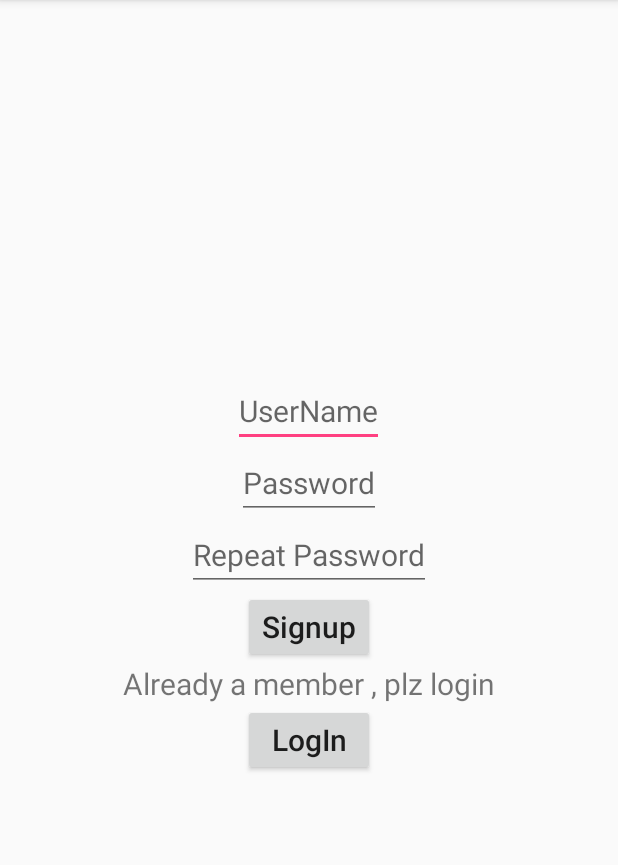
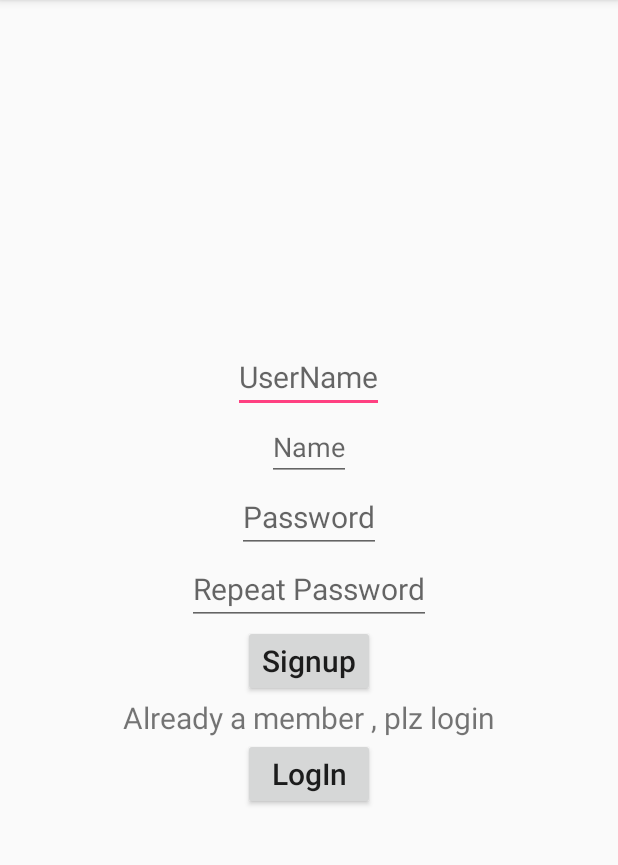
Before and after one commit to damsehgal/ThaparFeeds, an Android app: the SignUp screen opened directly, with no data from a screen before it, after a tap on "Signup", on a phone screen of 412 x 824 dp, the part 84-949 px from its top. Run offline under Robolectric (Android 15) with nearby library versions, the phone set to English and light mode, and no system bars; our stand-ins replace Volley; network calls fail.

Commit message:
gui left

```diff
--- a/ThaparFeeds/app/src/main/java/com/example/dam/thaparfeeds/SignUp.java
+++ b/ThaparFeeds/app/src/main/java/com/example/dam/thaparfeeds/SignUp.java
@@ -10,7 +10,7 @@ import android.widget.Toast;
 
 public class SignUp extends AppCompatActivity
 {
-	EditText username , password , repPassword;
+	EditText username , password , repPassword ,name;
 	Button login , signup;
 	@Override
 	protected void onCreate(Bundle savedInstanceState)
@@ -20,6 +20,7 @@ public class SignUp extends AppCompatActivity
 		username = (EditText) findViewById(R.id.signup_username);
 		password = (EditText) findViewById(R.id.signup_password);
 		repPassword = (EditText) findViewById(R.id.repeat_password);
+		name = (EditText) findViewById(R.id.name_user);
 		login = (Button) findViewById(R.id.btn_login_2);
 		signup = (Button) findViewById(R.id.btn_signup_2);
 		login.setOnClickListener(new View.OnClickListener()
@@ -38,9 +39,9 @@ public class SignUp extends AppCompatActivity
 			@Override
 			public void onClick(View v)
 			{
-					if (password.getText().toString().equals(repPassword.getText().toString()))
+					if (password.getText().toString().equals(repPassword.getText().toString()) || username.getText().toString().equals("") ||username.getText().toString().isEmpty() || password.getText().toString().equals("") ||password.getText().toString().isEmpty() ||name.getText().toString().equals("") ||name.getText().toString().isEmpty())
 					{
-						TaskDone2 taskDone2 = new TaskDone2(" https://thaparfeeds.herokuapp.com/signup/" + username.getText().toString()+ "/" + password.getText().toString()+"/username",getApplicationContext());
+						TaskDone2 taskDone2 = new TaskDone2(" https://thaparfeeds.herokuapp.com/signup/" + username.getText().toString()+ "/" + password.getText().toString()+"/" + name.getText().toString(),getApplicationContext());
 						taskDone2.getString(new TaskDone2.VolleyCallBack()
 						{
 							@Override
@@ -62,7 +63,7 @@ public class SignUp extends AppCompatActivity
 					}
 					else
 					{
-						Toast.makeText(SignUp.this, "Passwords not match", Toast.LENGTH_SHORT).show();
+						Toast.makeText(SignUp.this, "Try Again", Toast.LENGTH_SHORT).show();
 					}
 			}
 		});
--- a/ThaparFeeds/app/src/main/java/com/example/dam/thaparfeeds/TaskDone2.java
+++ b/ThaparFeeds/app/src/main/java/com/example/dam/thaparfeeds/TaskDone2.java
@@ -1,6 +1,7 @@
 package com.example.dam.thaparfeeds;
 
 import android.content.Context;
+import android.widget.Toast;
 
 import com.android.volley.Request;
 import com.android.volley.RequestQueue;
@@ -35,6 +36,7 @@ public class TaskDone2
 			@Override
 			public void onErrorResponse(VolleyError error)
 			{
+				Toast.makeText(context, "check Internet connection", Toast.LENGTH_SHORT).show();
 			}
 		}));
 	}
--- a/ThaparFeeds/app/src/main/res/layout/activity_add_question.xml
+++ b/ThaparFeeds/app/src/main/res/layout/activity_add_question.xml
@@ -13,7 +13,8 @@
     <EditText
         android:layout_width="match_parent"
         android:id="@+id/add_question_question"
-        android:hint="question"
+        android:hint="Question"
+
         android:layout_height="wrap_content"/>
     <EditText
         android:layout_width="match_parent"
--- a/ThaparFeeds/app/src/main/res/layout/activity_main.xml
+++ b/ThaparFeeds/app/src/main/res/layout/activity_main.xml
@@ -39,6 +39,6 @@
         android:layout_height="wrap_content"
         android:layout_gravity="end|bottom"
         android:layout_margin="@dimen/fab_margin"
-        android:src="@android:drawable/ic_dialog_email"/>
+        android:src="@android:drawable/ic_input_add"/>
 
 </android.support.design.widget.CoordinatorLayout>
--- a/ThaparFeeds/app/src/main/res/layout/activity_sign_up.xml
+++ b/ThaparFeeds/app/src/main/res/layout/activity_sign_up.xml
@@ -18,6 +18,11 @@
         android:textSize="20sp"
         android:id="@+id/signup_username"
         android:layout_height="wrap_content"/>
+    <EditText
+        android:layout_width="wrap_content"
+        android:layout_height="wrap_content"
+        android:id="@+id/name_user"
+        android:hint="Name"/>
     <EditText
         android:layout_width="wrap_content"
         android:hint="Password"
--- a/ThaparFeeds/app/src/main/res/layout/custom_answer_layout.xml
+++ b/ThaparFeeds/app/src/main/res/layout/custom_answer_layout.xml
@@ -28,12 +28,11 @@
                 android:hint="35"
                 android:textAlignment="center"
                 android:textSize="30sp"/>
-<!--
             <ImageView
                 android:id="@+id/answer_down_vote"
                 android:layout_width="40dp"
                 android:layout_height="0dp"
-                android:src="@drawable/down_inactive"/>-->
+                android:src="@drawable/down_inactive"/>
         </LinearLayout>
         <TextView
             android:id="@+id/answer_answer"
```
Also changed, not shown: ThaparFeeds/app/src/main/java/com/example/dam/thaparfeeds/AddQuestionActivity.java (+7 -2 lines), ThaparFeeds/app/src/main/java/com/example/dam/thaparfeeds/MainActivity.java (+7 -3 lines), ThaparFeeds/app/src/main/java/com/example/dam/thaparfeeds/QuestionDetailActivity.java (+9 -17 lines).
